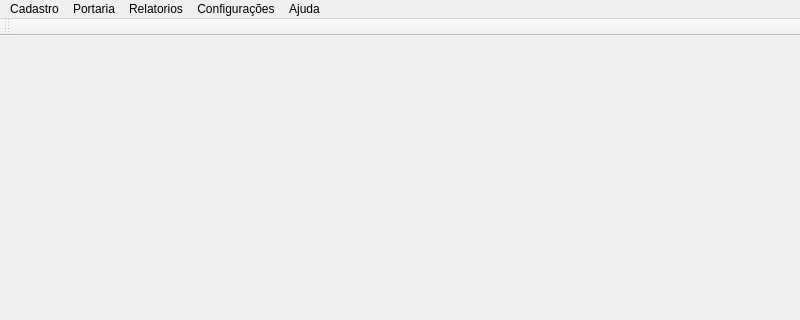
The window that Projects/Blink/Main/mainwindow.ui (MarcoBueno1/qrad) describes before a commit, drawn with Qt 5; both pictures show x 0 to 800 and y 0 to 320 of the 800 by 600 pixel window.
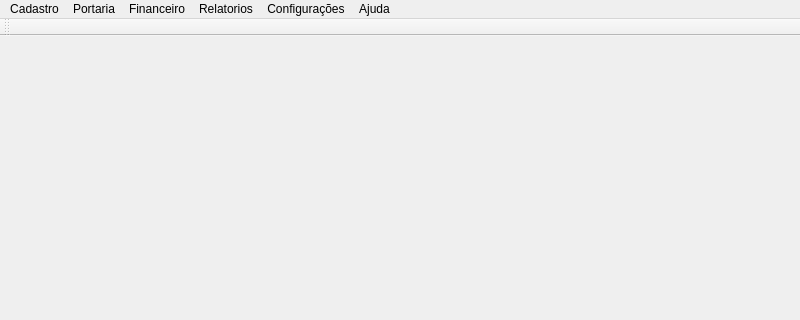
The same window after the commit. Custom widgets are drawn as their Qt base class.

```diff
--- a/Projects/Blink/Main/mainwindow.ui
+++ b/Projects/Blink/Main/mainwindow.ui
@@ -55,8 +55,14 @@
     </property>
     <addaction name="actionSobre_o_Blink"/>
    </widget>
+   <widget class="QMenu" name="menuFinanceiro">
+    <property name="title">
+     <string>Financeiro</string>
+    </property>
+   </widget>
    <addaction name="menuCadastro"/>
    <addaction name="menuPortaria"/>
+   <addaction name="menuFinanceiro"/>
    <addaction name="menuRelatorios"/>
    <addaction name="menuConfigura_es"/>
    <addaction name="menuAjuda"/>
```
